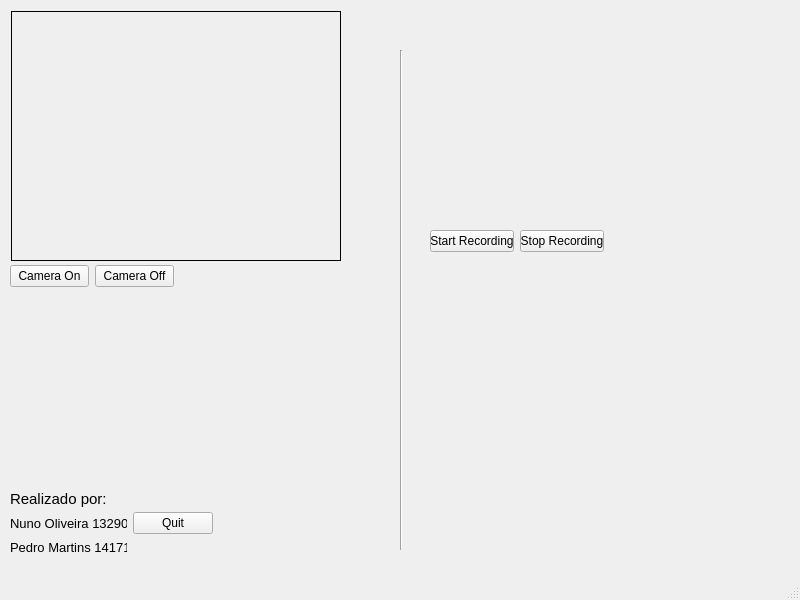
Qt form mainWindow.ui (noliveira9822/MEEC_1920_LI2_G4) before a commit.
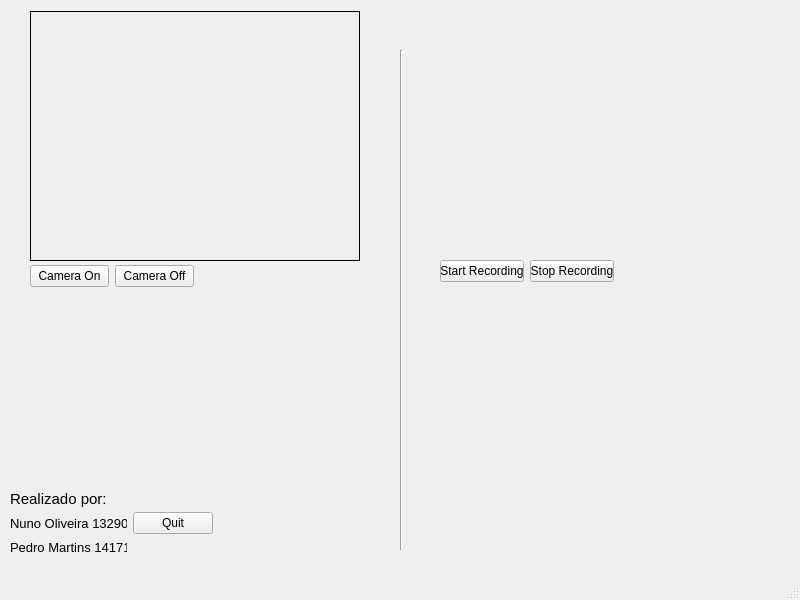
The same form after that commit.

Commit message: Now works with GPU, UI improvements, some other things i don't remember

```diff
--- a/mainWindow.ui
+++ b/mainWindow.ui
@@ -29,7 +29,7 @@
    <widget class="QWidget" name="layoutWidget">
     <property name="geometry">
      <rect>
-      <x>10</x>
+      <x>30</x>
       <y>260</y>
       <width>164</width>
       <height>75</height>
@@ -113,7 +113,7 @@
    <widget class="QLabel" name="image_input">
     <property name="geometry">
      <rect>
-      <x>11</x>
+      <x>30</x>
       <y>11</y>
       <width>330</width>
       <height>250</height>
@@ -160,8 +160,8 @@
    <widget class="QWidget" name="layoutWidget">
     <property name="geometry">
      <rect>
-      <x>430</x>
-      <y>230</y>
+      <x>440</x>
+      <y>260</y>
       <width>174</width>
       <height>86</height>
      </rect>
@@ -277,6 +277,22 @@
      </item>
     </layout>
    </widget>
+   <widget class="QWidget" name="sound_graph" native="true">
+    <property name="geometry">
+     <rect>
+      <x>440</x>
+      <y>35</y>
+      <width>330</width>
+      <height>200</height>
+     </rect>
+    </property>
+    <property name="minimumSize">
+     <size>
+      <width>330</width>
+      <height>200</height>
+     </size>
+    </property>
+   </widget>
   </widget>
   <widget class="QMenuBar" name="menubar">
    <property name="geometry">
```
The commit also changes 4 other files.
